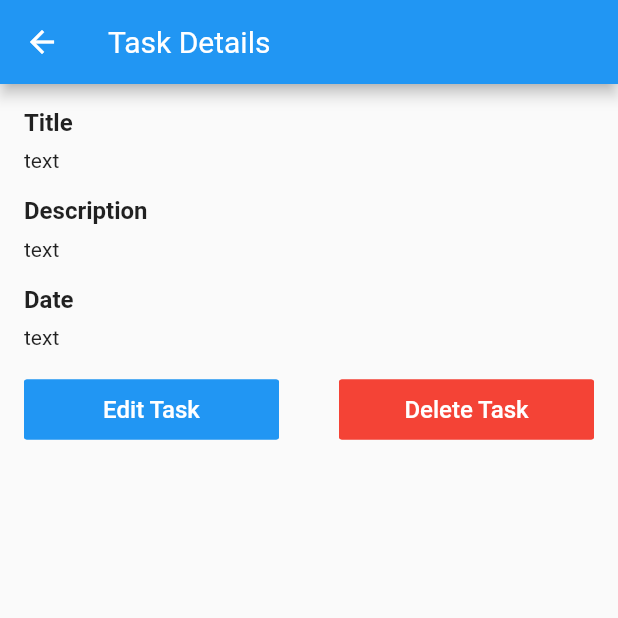
After one commit to dineshpote26/kotak_assignment, a Flutter app: the screen it shows after launch, after a tap on an icon or button, on a phone screen of 412 x 824 dp, the top half of it. The commit adds this screen. Run offline on Flutter 3.47's test engine with Material 2 defaults, Android fonts, the phone set to English and light mode, and no system bars; our stand-ins replace cloud_firestore, equatable, firebase_core, flutter_bloc; accounts and stored records are empty; Roboto replaces fonts that are missing (customBold, customMedium).

Commit message:
Detail task screen

```diff
--- a/lib/app/features/view/add_task.dart
+++ b/lib/app/features/view/add_task.dart
@@ -61,6 +61,8 @@ class AddTaskScreen extends StatelessWidget {
               CustomButton(
                   text: "Add Task",
                   color: Colors.blue,
+                  borderRadius: 2,
+                  buttonWidth: 200,
                   onTap: () {
                   })
             ],
--- /dev/null
+++ b/lib/app/features/view/task_detail.dart
@@ -0,0 +1,62 @@
+import 'package:flutter/material.dart';
+import 'package:kotak_assignment/app/common/widgets/custom_button.dart';
+import 'package:kotak_assignment/app/common/widgets/custom_text.dart';
+
+class TaskDetail extends StatelessWidget {
+  const TaskDetail({Key? key}) : super(key: key);
+
+  @override
+  Widget build(BuildContext context) {
+    return Scaffold(
+      appBar: AppBar(
+        title: const CustomText(text: "Task Details"),
+        centerTitle: false,
+      ),
+      body: Padding(
+        padding: const EdgeInsets.all(16.0),
+        child: Column(
+          crossAxisAlignment: CrossAxisAlignment.start,
+          children:  [
+            const CustomText(text: "Title",fontWeight: FontWeight.bold,size: 16,),
+            const SizedBox(height: 8),
+            const CustomText(text: "text",size: 14,),
+            const SizedBox(height: 16),
+
+            const CustomText(text: "Description",fontWeight: FontWeight.bold,size: 16,),
+            const SizedBox(height: 8),
+            const CustomText(text: "text",size: 14,),
+            const SizedBox(height: 16),
+
+            const CustomText(text: "Date",fontWeight: FontWeight.bold,size: 16,),
+            const SizedBox(height: 8),
+            const CustomText(text: "text",size: 14,),
+            const SizedBox(height: 20),
+            Row(
+              children: [
+                 Expanded(
+                   child: CustomButton(
+                     buttonWidth: 200,
+                      borderRadius: 2,
+                      text: "Edit Task",
+                      color: Colors.blue,
+                      onTap: () {
+                      }),
+                 ),
+                  const SizedBox(width: 40),
+                  Expanded(
+                    child: CustomButton(
+                        buttonWidth: 200,
+                        borderRadius: 2,
+                      text: "Delete Task",
+                      color: Colors.red,
+                      onTap: () {
+                      }),
+                  )
+              ],
+            )
+          ],
+        ),
+      ),
+    );
+  }
+}
--- a/lib/app/features/view/task_list.dart
+++ b/lib/app/features/view/task_list.dart
@@ -3,6 +3,7 @@ import 'package:kotak_assignment/app/common/utils/get_initials.dart';
 import 'package:kotak_assignment/app/common/widgets/circle_avatar_text.dart';
 import 'package:kotak_assignment/app/common/widgets/custom_text.dart';
 import 'package:kotak_assignment/app/features/view/add_task.dart';
+import 'package:kotak_assignment/app/features/view/task_detail.dart';
 import 'package:kotak_assignment/app/models/task.dart';
 import 'package:kotak_assignment/app/models/task_response.dart';
 
@@ -63,7 +64,16 @@ class TaskListScreen extends StatelessWidget {
                 shrinkWrap: true,
                 itemCount: taskResponse.today!.length ?? 0,
                 itemBuilder: (BuildContext context, int index) {
-                  return Padding(
+                  return InkWell(
+                    onTap: (){
+                      Navigator.push(
+                        context,
+                        MaterialPageRoute(builder: (context) {
+                          return const TaskDetail();
+                        }),
+                      );
+                    },
+                    child: Padding(
                       padding: const EdgeInsets.symmetric(vertical: 8),
                       child: Row(
                         children: [
@@ -76,6 +86,7 @@ class TaskListScreen extends StatelessWidget {
                           CustomText(
                               text: taskResponse.today![index].title ?? ""),
                         ],
+                      ),
                     ),
                   );
                 }),
@@ -90,7 +101,16 @@ class TaskListScreen extends StatelessWidget {
                 shrinkWrap: true,
                 itemCount: taskResponse.tomorrow!.length ?? 0,
                 itemBuilder: (BuildContext context, int index) {
-                  return Padding(
+                  return InkWell(
+                    onTap: (){
+                      Navigator.push(
+                        context,
+                        MaterialPageRoute(builder: (context) {
+                          return const TaskDetail();
+                        }),
+                      );
+                    },
+                    child: Padding(
                       padding: const EdgeInsets.symmetric(vertical: 8),
                       child: Row(
                         children: [
@@ -103,6 +123,7 @@ class TaskListScreen extends StatelessWidget {
                           CustomText(
                               text: taskResponse.tomorrow![index].title ?? ""),
                         ],
+                      ),
                     ),
                   );
                 }),
@@ -117,7 +138,16 @@ class TaskListScreen extends StatelessWidget {
                 shrinkWrap: true,
                 itemCount: taskResponse.upcoming!.length ?? 0,
                 itemBuilder: (BuildContext context, int index) {
-                  return Padding(
+                  return InkWell(
+                    onTap: (){
+                      Navigator.push(
+                        context,
+                        MaterialPageRoute(builder: (context) {
+                          return const TaskDetail();
+                        }),
+                      );
+                    },
+                    child: Padding(
                       padding: const EdgeInsets.symmetric(vertical: 8),
                       child: Row(
                         children: [
@@ -131,6 +161,7 @@ class TaskListScreen extends StatelessWidget {
                               text: taskResponse.upcoming![index].title ?? ""),
                         ],
                       ),
+                    ),
                   );
                 }),
           ],
```
Lines whose indentation alone changed are shown as unchanged.
